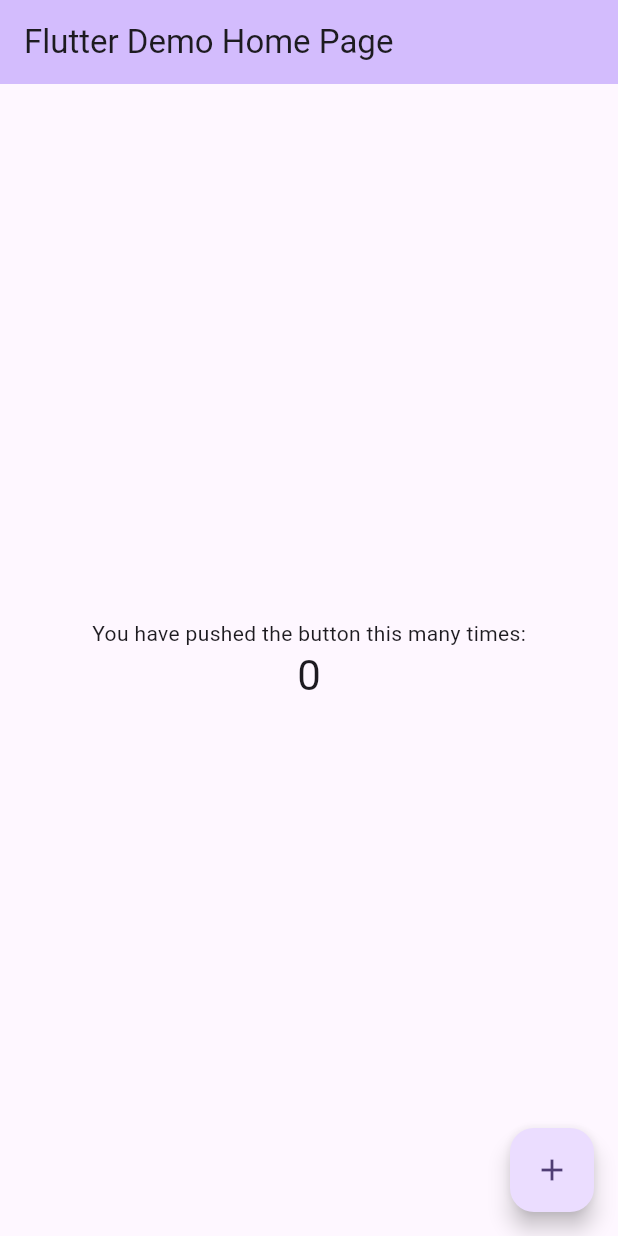
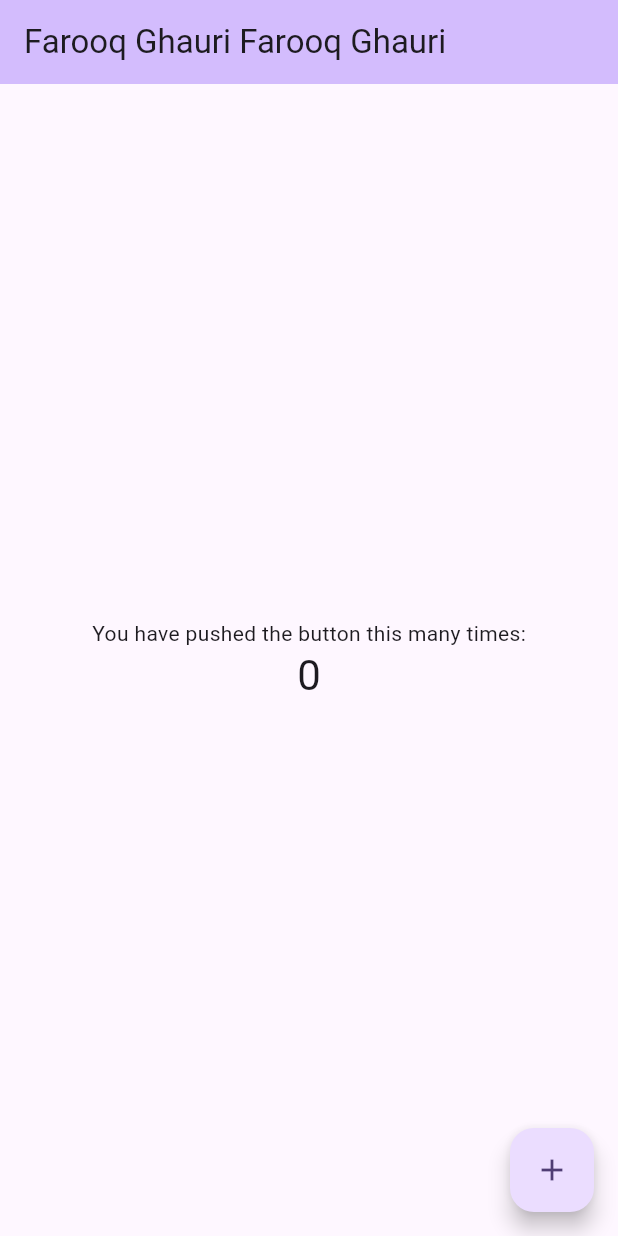
Before and after one commit to farooqghauri1981-tech/try2eComApp-git, a Flutter app: the screen it shows after launch, on a phone screen of 412 x 824 dp. Run offline on Flutter 3.47's test engine with Material 3 defaults, Android fonts, the phone set to English and light mode, and no system bars; our stand-ins replace firebase_core; accounts and stored records are empty.

Commit message:
main dart file updated

```diff
--- a/lib/main.dart
+++ b/lib/main.dart
@@ -30,7 +30,7 @@ class MyApp extends StatelessWidget {
         // tested with just a hot reload.
         colorScheme: ColorScheme.fromSeed(seedColor: Colors.deepPurple),
       ),
-      home: const MyHomePage(title: 'Flutter Demo Home Page'),
+      home: const MyHomePage(title: 'Farooq Ghauri Farooq Ghauri'),
     );
   }
 }
```
